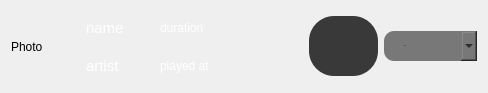
First picture: the form in mutak/widgetitem2.ui, repository ahmed-debbech/mutak, before the edit.
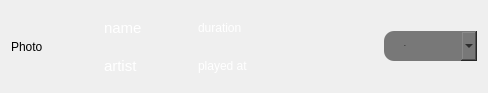
Second picture: the form after the edit.

Commit message: change the item widgets to new ones

The edit to the form file:
```diff
--- a/mutak/widgetitem2.ui
+++ b/mutak/widgetitem2.ui
@@ -119,34 +119,6 @@
      </property>
     </widget>
    </item>
-   <item>
-    <widget class="QPushButton" name="playButton">
-     <property name="toolTip">
-      <string>Play this song</string>
-     </property>
-     <property name="styleSheet">
-      <string notr="true">#playButton {
-color: white;
-background-color:  #393939;
-border-radius: 25px;
-border: none;
-  padding: 20px;
-  width: 10px;
-  height: 20px;
-opacity: 0.7;
- }
-#playButton:hover {
-	background-color: #3AE476;
- }
-#playButton:pressed{
-	background-color: #2BB85D;
-}</string>
-     </property>
-     <property name="text">
-      <string/>
-     </property>
-    </widget>
-   </item>
    <item>
     <widget class="QComboBox" name="add_to_playlist">
      <property name="maximumSize">
```
Left out of the diff: 4 changed lines with no effect on the pictures. The commit also changes 5 other files.
